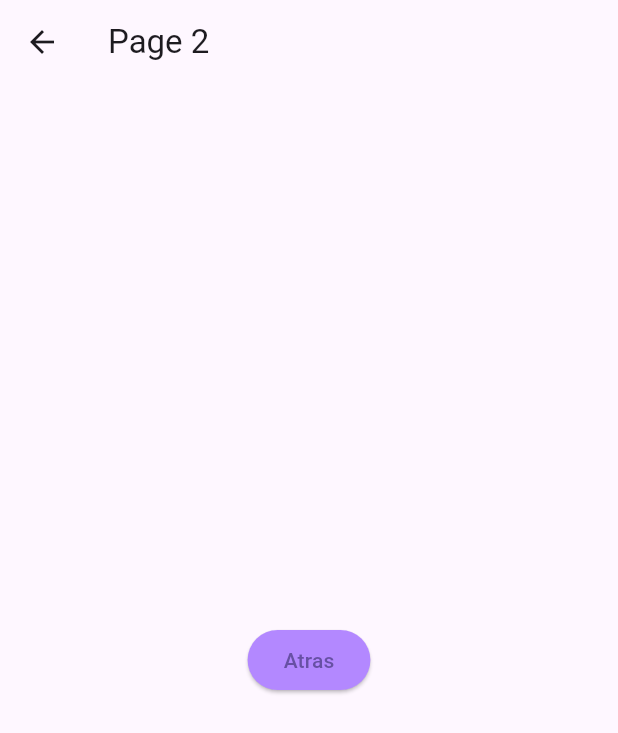
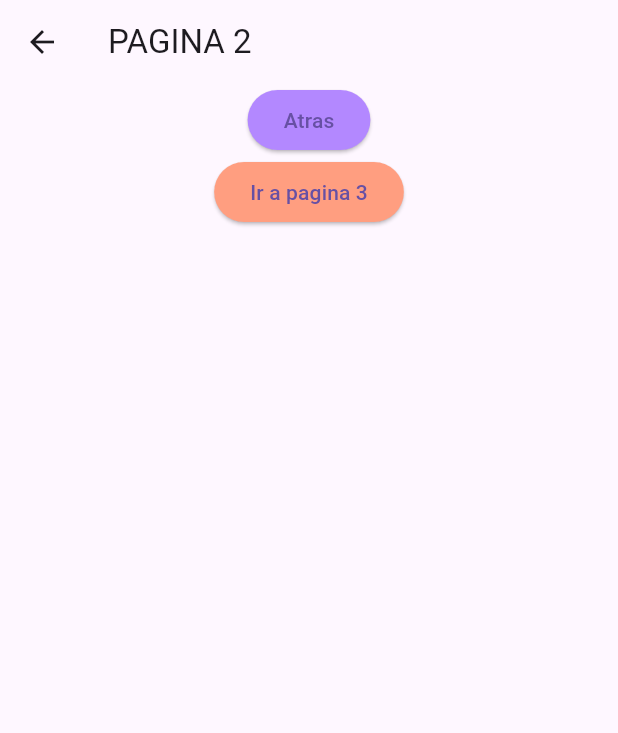
Before and after one commit to MelanyRM25/Rutas_Flutter, a Flutter app: the screen it shows after launch, after a tap on "Ir a pagina 2", on a phone screen of 412 x 824 dp. Shown: the top 733 px of the screen. Run offline on Flutter 3.47's test engine with Material 3 defaults, Android fonts, the phone set to English and light mode, and no system bars.

Commit message:
Agregamos la pagina 3

```diff
--- a/lib/main.dart
+++ b/lib/main.dart
@@ -1,5 +1,7 @@
 import 'package:flutter/material.dart';
 import 'package:rutas/pages/home.dart';
+import 'package:rutas/pages/page2.dart';
+import 'package:rutas/pages/page3.dart';
 
 void main() {
   runApp(const MyApp());
@@ -12,8 +14,14 @@ class MyApp extends StatelessWidget {
   Widget build(BuildContext context) {
     return MaterialApp(
       title: "Rutas en Flutter",
-      theme: ThemeData(primarySwatch: Colors.green),
-      home: HomeScreen(),
+      //theme: ThemeData(primarySwatch: Colors.green),
+      //home: HomeScreen(),
+      //DICCIONARIO DE RUTAS
+      routes: {
+        '/': (context) => HomeScreen(),
+        '/page2': (context) => Page2(),
+        '/PAGE3': (context) => Page3()
+      },
     );
   }
 }
--- a/lib/pages/home.dart
+++ b/lib/pages/home.dart
@@ -11,18 +11,20 @@ class HomeScreen extends StatefulWidget {
 class _HomeScreenState extends State<HomeScreen> {
   //Metodo para ir a pagina 2 navigator
   void irPagina2() {
-    Navigator.push(
-      context,
-      MaterialPageRoute(
-        builder: (context) => const Page2(),
-      ),
-    );
+    // Navigator.push(
+    //   context,
+    //   MaterialPageRoute(
+    //     builder: (context) => const Page2(),
+    //   ),
+    // );
+    //RUTAS RENOMBRADAS
+    Navigator.pushNamed(context, "/page2");
   }
 
   @override
   Widget build(BuildContext context) {
     return Scaffold(
-      appBar: AppBar(title: Text("HOME")),
+      appBar: AppBar(title: Text("PAGINA HOME 1")),
       body: Center(
           child: ElevatedButton(
               style:
--- a/lib/pages/page2.dart
+++ b/lib/pages/page2.dart
@@ -12,18 +12,31 @@ class _Page2State extends State<Page2> {
     Navigator.pop(context);
   }
 
+  void irPagina3() {
+    Navigator.pushNamed(context, "/PAGE3");
+  }
+
   @override
   Widget build(BuildContext context) {
     return Scaffold(
       appBar: AppBar(
-        title: const Text('Page 2'),
+        title: const Text("PAGINA 2"),
       ),
       body: Center(
-        child: ElevatedButton(
-            style: ElevatedButton.styleFrom(
-                backgroundColor: Colors.deepPurpleAccent.shade100),
-            onPressed: irPagina1,
-            child: Text("Atras")),
+        child: Column(
+          children: [
+            ElevatedButton(
+                style: ElevatedButton.styleFrom(
+                    backgroundColor: Colors.deepPurpleAccent.shade100),
+                onPressed: irPagina1,
+                child: Text("Atras")),
+            ElevatedButton(
+                style: ElevatedButton.styleFrom(
+                    backgroundColor: Colors.deepOrangeAccent.shade100),
+                onPressed: irPagina3,
+                child: Text("Ir a pagina 3")),
+          ],
+        ),
       ),
     );
   }
```
Also changed, not shown: lib/pages/page3.dart (added, +30 -0 lines).
